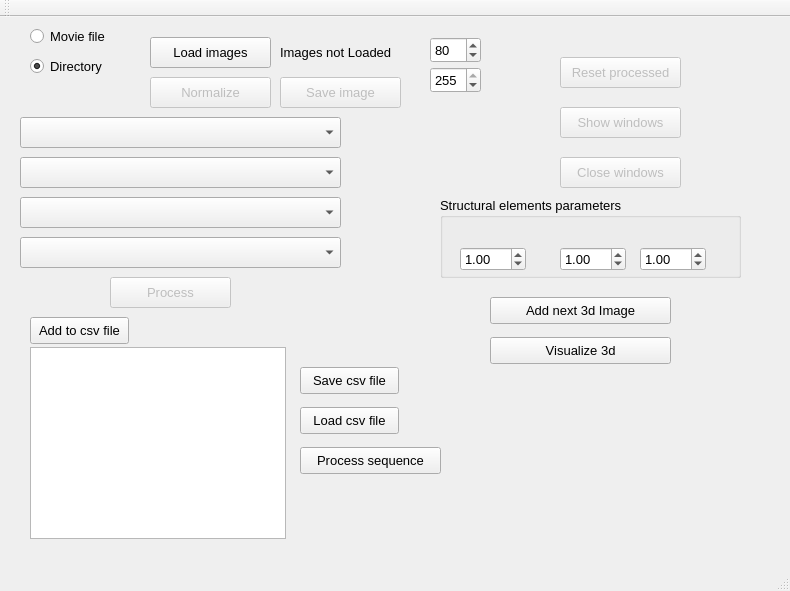
Before: the Qt Designer form src/GUI/mainwindow.ui in mjedros/mgr, drawn with Qt 5.
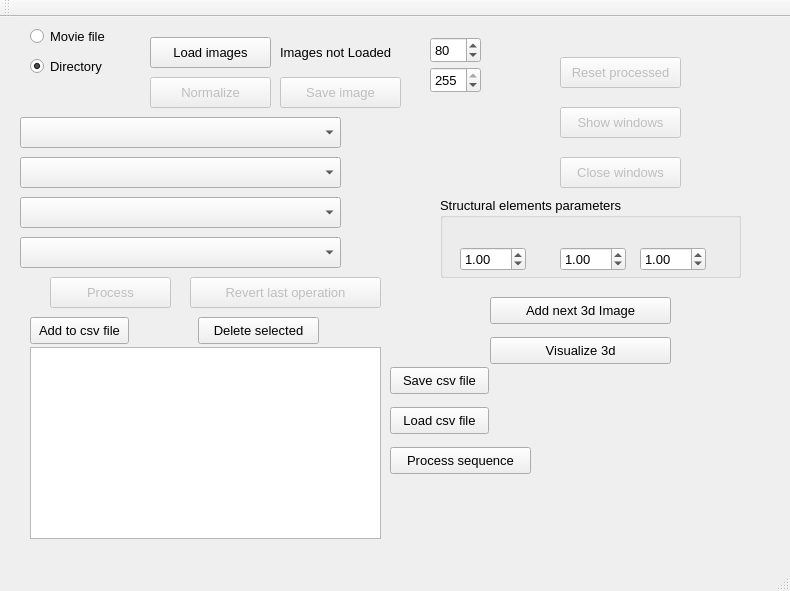
After: the same form once the commit is applied.

What changed in the file:
```diff
--- a/src/GUI/mainwindow.ui
+++ b/src/GUI/mainwindow.ui
@@ -64,7 +64,7 @@
     </property>
     <property name="geometry">
      <rect>
-      <x>110</x>
+      <x>50</x>
       <y>260</y>
       <width>121</width>
       <height>31</height>
@@ -397,7 +397,7 @@
    <widget class="QPushButton" name="saveCsvFile">
     <property name="geometry">
      <rect>
-      <x>300</x>
+      <x>390</x>
       <y>350</y>
       <width>99</width>
       <height>27</height>
@@ -412,7 +412,7 @@
      <rect>
       <x>30</x>
       <y>330</y>
-      <width>256</width>
+      <width>351</width>
       <height>192</height>
      </rect>
     </property>
@@ -420,7 +420,7 @@
    <widget class="QPushButton" name="loadCsvFile">
     <property name="geometry">
      <rect>
-      <x>300</x>
+      <x>390</x>
       <y>390</y>
       <width>99</width>
       <height>27</height>
@@ -433,7 +433,7 @@
    <widget class="QPushButton" name="processCsvSequence">
     <property name="geometry">
      <rect>
-      <x>300</x>
+      <x>390</x>
       <y>430</y>
       <width>141</width>
       <height>27</height>
@@ -459,6 +459,35 @@
      <string>Close windows</string>
     </property>
    </widget>
+   <widget class="QPushButton" name="Revert">
+    <property name="enabled">
+     <bool>false</bool>
+    </property>
+    <property name="geometry">
+     <rect>
+      <x>190</x>
+      <y>260</y>
+      <width>191</width>
+      <height>31</height>
+     </rect>
+    </property>
+    <property name="text">
+     <string>Revert last operation</string>
+    </property>
+   </widget>
+   <widget class="QPushButton" name="deleteFromCsvFile">
+    <property name="geometry">
+     <rect>
+      <x>198</x>
+      <y>300</y>
+      <width>121</width>
+      <height>27</height>
+     </rect>
+    </property>
+    <property name="text">
+     <string>Delete selected</string>
+    </property>
+   </widget>
   </widget>
   <widget class="QToolBar" name="mainToolBar">
    <attribute name="toolBarArea">
```
